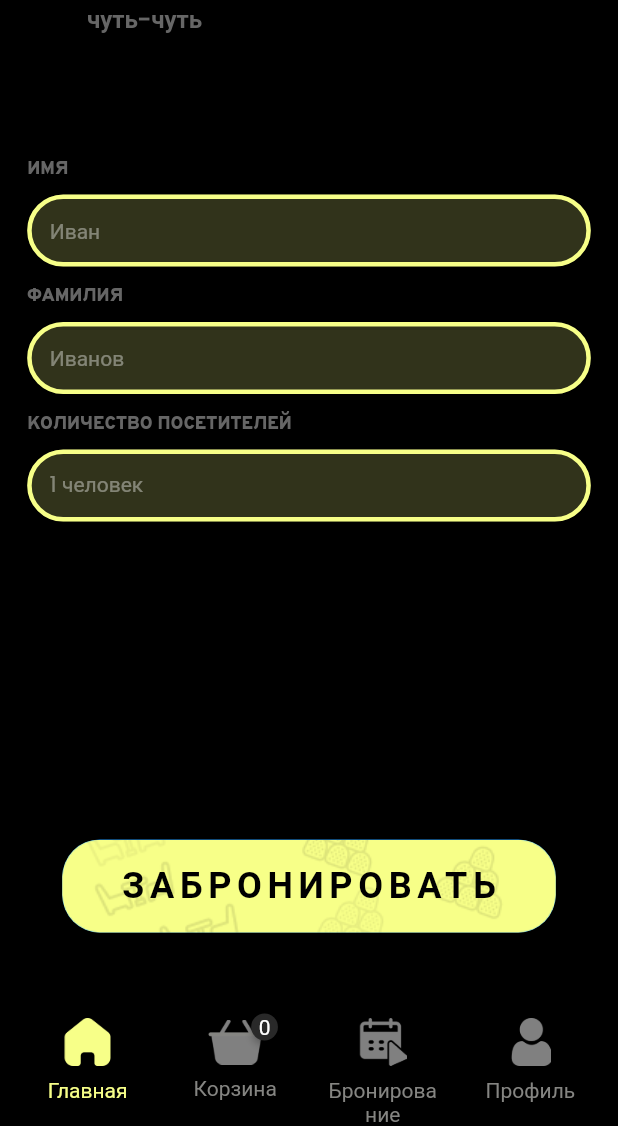
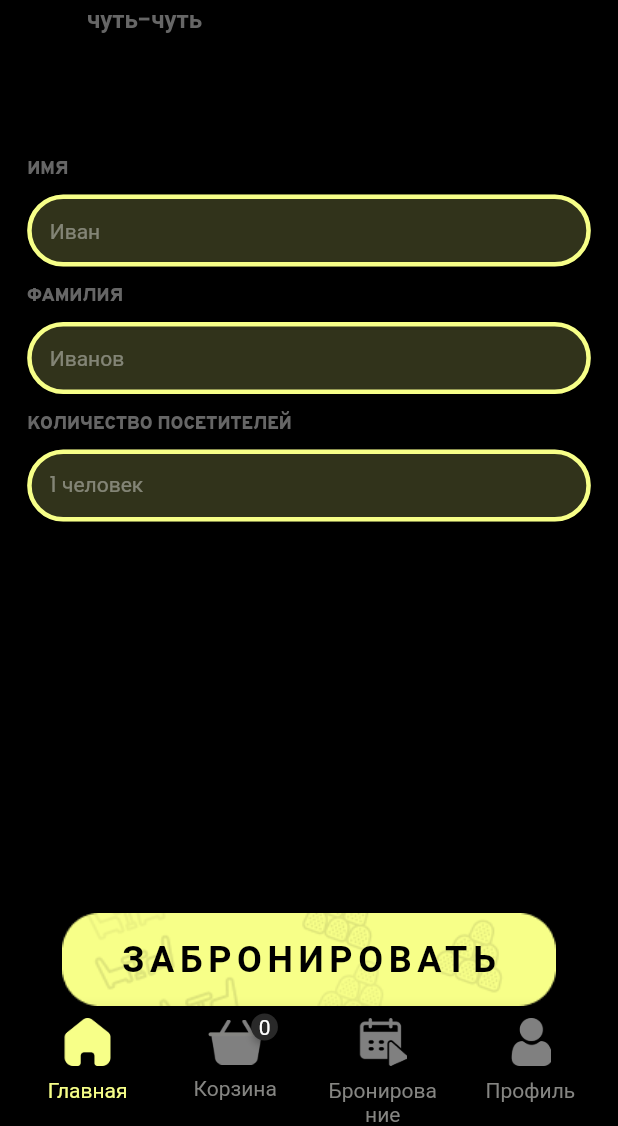
Before and after one commit to Nekori228/Marmelad, a Flutter app: the FinishingTouch screen opened directly with empty values, on a phone screen of 412 x 824 dp, the part 110-1236 px from its top. Run offline on Flutter 3.47's test engine with Material 2 defaults, Android fonts, the light colour scheme and no system bars; drawn by our look-alikes of badges; our stand-ins replace dotted_border, email_validator, expandable_page_view, firebase_auth, firebase_core, flutter_svg and 2 more; missing offline and left inert: enough_mail, expansion_widget, favorite_button, scrollable_clean_calendar; accounts and stored records are empty.

Commit message:
Привязана кнопка на экране последнего штриха Вылечен баг выбора оценки Сделан ник в комментариях

```diff
--- a/lib/globals.dart
+++ b/lib/globals.dart
@@ -15,7 +15,6 @@ dynamic booking;
 dynamic comments;
 
 dynamic setStatePriceOrderCallback;
-dynamic setStateMainPageCallback;
 
 void initPrefs() async {
   prefs = await SharedPreferences.getInstance();
--- a/lib/main.dart
+++ b/lib/main.dart
@@ -1,13 +1,11 @@
 import 'package:firebase_core/firebase_core.dart';
 import 'package:flutter/material.dart';
 import 'package:marmelad/globals.dart';
-import 'package:marmelad/pages/first/signUp.dart';
 import 'package:marmelad/pages/first/signupScreen.dart';
 // import 'package:marmelad/firebase_options.dart';
 import 'package:marmelad/pages/first/startsScreen.dart';
 import 'package:marmelad/pages/first/verify_email_screen.dart';
 import 'package:marmelad/pages/main/homeMaimPage.dart';
-import 'package:marmelad/pages/main/mainPage.dart';
 import 'package:marmelad/services/firebase_streem.dart';
 
 import 'firebase_options.dart';
--- a/lib/pages/main/finishingTouch.dart
+++ b/lib/pages/main/finishingTouch.dart
@@ -1,14 +1,10 @@
 import 'dart:convert';
 
 import 'package:enough_mail/enough_mail.dart';
-import 'package:flutter/cupertino.dart';
 import 'package:flutter/material.dart';
-import 'package:flutter/services.dart';
 import 'package:marmelad/globals.dart';
-import 'package:marmelad/pages/main/profile/sentMessageFeedbackPage.dart';
 import 'package:marmelad/pages/main/profile/sentMessageFinishingPage.dart';
 
-import '../../../widgets/bar/feedbackBar.dart';
 import '../../widgets/bar/bottomNavigationBar.dart';
 import '../../widgets/bar/finishingBar.dart';
 
@@ -63,7 +59,9 @@ class FinishingTouch extends StatelessWidget {
     return Scaffold(
       backgroundColor: const Color(0xFF000000),
       body: SafeArea(
-        child: Column(
+        child: Stack(
+          children: [
+            Column(
               children: [
                 Container(
                     margin: EdgeInsets.fromLTRB(5, 0, 0, 0),
@@ -205,7 +203,14 @@ class FinishingTouch extends StatelessWidget {
                       SizedBox(
                         height: 200,
                       ),
-                  Center(
+                    ],
+                  ),
+                ),
+              ],
+            ),
+            Positioned(
+              child: SizedBox(
+                width: MediaQuery.of(context).size.width,
                 child: ElevatedButton(
                   onPressed: () {
                     sendMessage(context).then((value) {
@@ -231,13 +236,15 @@ class FinishingTouch extends StatelessWidget {
                     shape: RoundedRectangleBorder(
                       borderRadius: BorderRadius.circular(25),
                     ),
+                    backgroundColor: Colors.transparent,
+                    foregroundColor: Colors.transparent,
                     padding: EdgeInsets.zero,
                   ),
                   child: Stack(
                     alignment: Alignment.center,
                     children: [
                       Image.asset("assets/images/button.png",
-                              fit: BoxFit.cover),
+                          fit: BoxFit.fitWidth),
                       const Text(
                         'ЗАБРОНИРОВАТЬ',
                         style: TextStyle(
@@ -251,8 +258,7 @@ class FinishingTouch extends StatelessWidget {
                   ),
                 ),
               ),
-                ],
-              ),
+              bottom: 0,
             ),
           ],
         ),
--- a/lib/pages/main/mainPage.dart
+++ b/lib/pages/main/mainPage.dart
@@ -29,7 +29,6 @@ class Main extends StatelessWidget {
       theme: themeMarmelad,
       home: StatefulBuilder(
         builder: (context, setStateMainPage) {
-          setStateMainPageCallback = setStateMainPage;
           return bottomNavigation();
         }
       ),
--- a/lib/pages/main/viewComments.dart
+++ b/lib/pages/main/viewComments.dart
@@ -70,8 +70,8 @@ class ViewComment extends StatelessWidget {
                               Column(
                                 crossAxisAlignment: CrossAxisAlignment.start,
                                 children: [
-                                  const Text(
-                                    'ЕВГЕНИЯ СЕРГЕЕВА',
+                                  Text(
+                                    comments[nameObject][index]['name'],
                                     style: TextStyle(color: Colors.white, fontFamily: "Overpass-Bold", fontSize: 15),
                                   ),
                                   const SizedBox(height: 2),
--- a/lib/widgets/appBar/orderAppBar.dart
+++ b/lib/widgets/appBar/orderAppBar.dart
@@ -22,7 +22,6 @@ class OrderAppBar extends StatelessWidget implements PreferredSizeWidget {
               width: 30, height: 30),
           onPressed: () {
             selectedPageBottomBar = 0;
-            setStateMainPageCallback(() {});
             Navigator.pop(context);
           }),
     );
```
Also changed, not shown: lib/pages/main/viewItem.dart (+9 -3 lines), lib/pages/main/viewItem2.dart (+9 -3 lines), lib/pages/main/viewItem3.dart (+9 -3 lines), lib/pages/main/viewItem4.dart (+9 -3 lines), pubspec.lock. Lines whose indentation alone changed are shown as unchanged.
